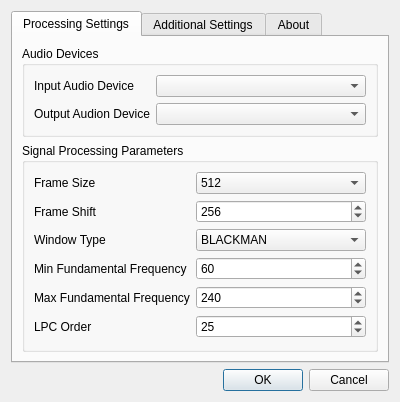
The window that settingsdialog.ui (zhitko/inton-trainer) describes before a commit, drawn with Qt 5.
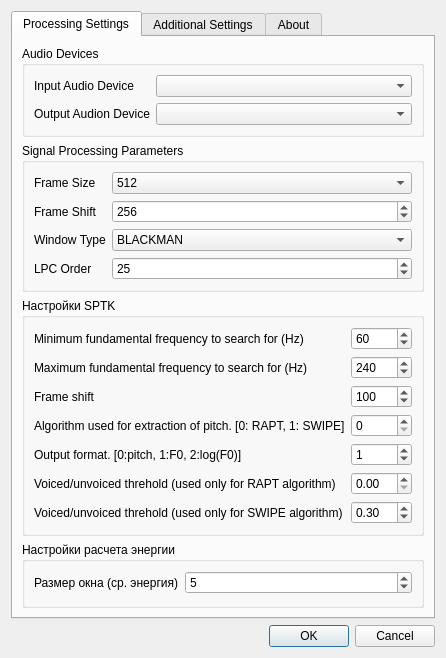
The same window after the commit. Icons and pictures are not drawn.

Commit message: Добавлены настройки sptk

The edit to the form file:
```diff
--- a/settingsdialog.ui
+++ b/settingsdialog.ui
@@ -6,8 +6,8 @@
    <rect>
     <x>0</x>
     <y>0</y>
-    <width>400</width>
-    <height>366</height>
+    <width>408</width>
+    <height>612</height>
    </rect>
   </property>
   <property name="windowTitle">
@@ -221,43 +221,6 @@
             </item>
            </widget>
           </item>
-          <item row="3" column="0">
-           <widget class="QLabel" name="label_5">
-            <property name="text">
-             <string>Min Fundamental Frequency</string>
-            </property>
-           </widget>
-          </item>
-          <item row="3" column="1">
-           <widget class="QSpinBox" name="minFreqSpin">
-            <property name="maximum">
-             <number>65536</number>
-            </property>
-            <property name="value">
-             <number>60</number>
-            </property>
-           </widget>
-          </item>
-          <item row="5" column="0">
-           <widget class="QLabel" name="label_6">
-            <property name="text">
-             <string>Max Fundamental Frequency</string>
-            </property>
-           </widget>
-          </item>
-          <item row="5" column="1">
-           <widget class="QSpinBox" name="maxFreqSpin">
-            <property name="maximum">
-             <number>65536</number>
-            </property>
-            <property name="singleStep">
-             <number>1</number>
-            </property>
-            <property name="value">
-             <number>240</number>
-            </property>
-           </widget>
-          </item>
           <item row="6" column="0">
            <widget class="QLabel" name="label_8">
             <property name="text">
@@ -278,6 +241,153 @@
          </layout>
         </widget>
        </item>
+       <item>
+        <widget class="QGroupBox" name="groupBox_3">
+         <property name="title">
+          <string>Настройки SPTK</string>
+         </property>
+         <layout class="QFormLayout" name="formLayout_4">
+          <item row="0" column="0">
+           <widget class="QLabel" name="label_5">
+            <property name="text">
+             <string>Minimum fundamental frequency to search for (Hz)</string>
+            </property>
+           </widget>
+          </item>
+          <item row="0" column="1">
+           <widget class="QSpinBox" name="pitchMinFreqSpin">
+            <property name="maximum">
+             <number>65536</number>
+            </property>
+            <property name="value">
+             <number>60</number>
+            </property>
+           </widget>
+          </item>
+          <item row="1" column="0">
+           <widget class="QLabel" name="label_6">
+            <property name="text">
+             <string>Maximum fundamental frequency to search for (Hz)</string>
+            </property>
+           </widget>
+          </item>
+          <item row="1" column="1">
+           <widget class="QSpinBox" name="pitchMaxFreqSpin">
+            <property name="maximum">
+             <number>65536</number>
+            </property>
+            <property name="singleStep">
+             <number>1</number>
+            </property>
+            <property name="value">
+             <number>240</number>
+            </property>
+           </widget>
+          </item>
+          <item row="2" column="0">
+           <widget class="QLabel" name="label_11">
+            <property name="text">
+             <string>Frame shift</string>
+            </property>
+           </widget>
+          </item>
+          <item row="2" column="1">
+           <widget class="QSpinBox" name="pitchFrameShoftSpin">
+            <property name="maximum">
+             <number>9999</number>
+            </property>
+            <property name="value">
+             <number>100</number>
+            </property>
+           </widget>
+          </item>
+          <item row="3" column="0">
+           <widget class="QLabel" name="label_12">
+            <property name="text">
+             <string>Algorithm used for extraction of pitch. [0: RAPT, 1: SWIPE]</string>
+            </property>
+           </widget>
+          </item>
+          <item row="3" column="1">
+           <widget class="QSpinBox" name="pitchATypeSpin">
+            <property name="maximum">
+             <number>1</number>
+            </property>
+           </widget>
+          </item>
+          <item row="4" column="0">
+           <widget class="QLabel" name="label_13">
+            <property name="text">
+             <string>Output format. [0:pitch, 1:F0, 2:log(F0)]</string>
+            </property>
+           </widget>
+          </item>
+          <item row="4" column="1">
+           <widget class="QSpinBox" name="pitchOTypeSpin">
+            <property name="maximum">
+             <number>2</number>
+            </property>
+            <property name="value">
+             <number>1</number>
+            </property>
+           </widget>
+          </item>
+          <item row="5" column="0">
+           <widget class="QLabel" name="label_14">
+            <property name="text">
+             <string>Voiced/unvoiced threhold (used only for RAPT algorithm)</string>
+            </property>
+           </widget>
+          </item>
+          <item row="6" column="0">
+           <widget class="QLabel" name="label_15">
+            <property name="text">
+             <string>Voiced/unvoiced threhold (used only for SWIPE algorithm)</string>
+            </property>
+           </widget>
+          </item>
+          <item row="5" column="1">
+           <widget class="QDoubleSpinBox" name="pitchThreshRaptSpin"/>
+          </item>
+          <item row="6" column="1">
+           <widget class="QDoubleSpinBox" name="pitchThreshSwipeSpin">
+            <property name="decimals">
+             <number>2</number>
+            </property>
+            <property name="value">
+             <double>0.300000000000000</double>
+            </property>
+           </widget>
+          </item>
+         </layout>
+        </widget>
+       </item>
+       <item>
+        <widget class="QGroupBox" name="groupBox_4">
+         <property name="title">
+          <string>Настройки расчета энергии</string>
+         </property>
+         <layout class="QFormLayout" name="formLayout_5">
+          <item row="0" column="0">
+           <widget class="QLabel" name="label_16">
+            <property name="text">
+             <string>Размер окна (ср. энергия)</string>
+            </property>
+           </widget>
+          </item>
+          <item row="0" column="1">
+           <widget class="QSpinBox" name="energyMidFrame">
+            <property name="minimum">
+             <number>0</number>
+            </property>
+            <property name="value">
+             <number>5</number>
+            </property>
+           </widget>
+          </item>
+         </layout>
+        </widget>
+       </item>
       </layout>
      </widget>
      <widget class="QWidget" name="tab_2">
```
The commit also changes 11 other files.
